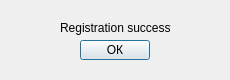
Old version of the form dialog.ui in the repository VasylKiyko/pythonProject.
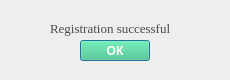
New version of the form.

```diff
--- a/dialog.ui
+++ b/dialog.ui
@@ -23,7 +23,10 @@
    </size>
   </property>
   <property name="windowTitle">
-   <string>Dialog</string>
+   <string>Message</string>
+  </property>
+  <property name="styleSheet">
+   <string notr="true">background-color: rgb(238, 238, 238);</string>
   </property>
   <widget class="QPushButton" name="btnDialogOK">
    <property name="geometry">
@@ -31,9 +34,26 @@
      <x>80</x>
      <y>40</y>
      <width>70</width>
-     <height>20</height>
+     <height>21</height>
     </rect>
    </property>
+   <property name="styleSheet">
+    <string notr="true">QPushButton {
+  font-weight: 700;
+  color: white;
+  text-decoration: none;
+  padding: .2em 1em calc(.2em + 3px);
+  border-radius: .45em;
+  background: rgb(64,199,129);
+  box-shadow: 0 -3px rgb(53,167,110) inset;
+  transition: 0.2s;
+} 
+QPushButton:hover { background: rgb(53, 167, 110); }
+QPushButton:pressed {
+  background: rgb(33,147,90);
+  box-shadow: 0 3px rgb(33,147,90) inset;
+}</string>
+   </property>
    <property name="text">
     <string>ОК</string>
    </property>
@@ -41,12 +61,21 @@
   <widget class="QLabel" name="label">
    <property name="geometry">
     <rect>
-     <x>60</x>
+     <x>50</x>
      <y>20</y>
-     <width>111</width>
+     <width>131</width>
      <height>16</height>
     </rect>
    </property>
+   <property name="font">
+    <font>
+     <family>Times New Roman</family>
+     <pointsize>10</pointsize>
+    </font>
+   </property>
+   <property name="styleSheet">
+    <string notr="true">color: rgb(74, 74, 74)</string>
+   </property>
    <property name="text">
     <string>Registration successful</string>
    </property>
```
